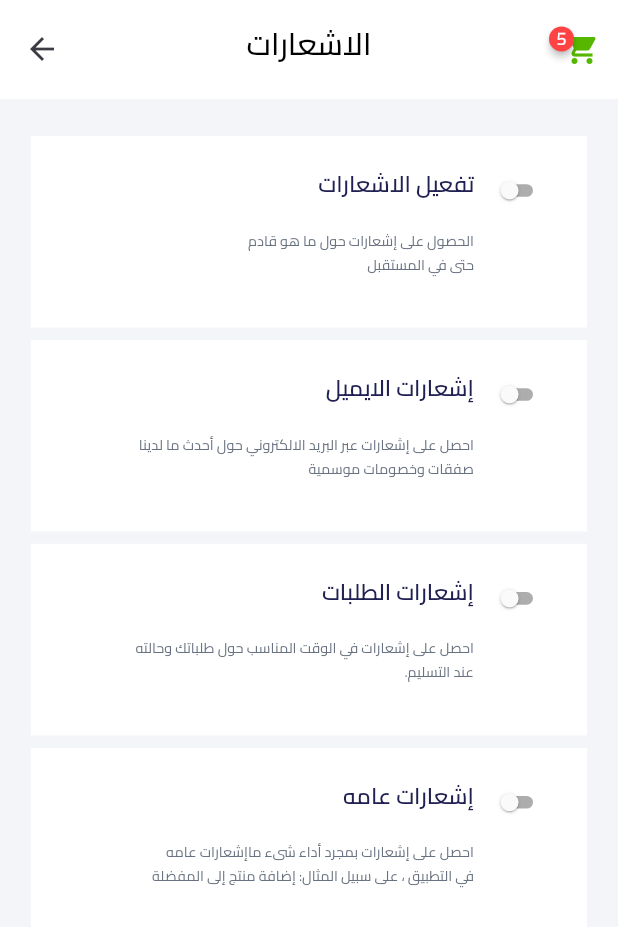
After one commit to seragsabrysakr/hasil, a Flutter app: the NotiFicationScreen screen opened by its route, on a phone screen of 412 x 824 dp. The commit adds this screen. Shown: the top 927 px of the screen. Run offline on Flutter 3.47's test engine with Material 2 defaults, Android fonts, the phone set to English and light mode, and no system bars; drawn by our look-alikes of badges; our stand-ins replace bloc, cached_network_image, dartz, dio, equatable, flash and 14 more; missing offline and left inert: dart:ffi, touch_ripple_effect; accounts and stored records are empty; generated files the repository leaves out were written again; project files that could hold a hidden picture were left out.

Commit message:
notification screen

```diff
--- a/lib/app_routes.dart
+++ b/lib/app_routes.dart
@@ -10,6 +10,7 @@ import 'package:hassel/features/home/presentation/screens/product_details_screen
 import 'package:hassel/features/home/presentation/screens/product_screen.dart';
 import 'package:hassel/features/home/presentation/widgets/product_item.dart';
 import 'package:hassel/features/intro/presentation/screens/intro_screen.dart';
+import 'package:hassel/features/notifications/notification_screen.dart';
 import 'package:hassel/features/onboarding/presentation/screens/onboarding_screen.dart';
 import 'package:hassel/features/profile/presentation/my_addresses/add_address_screen.dart';
 import 'package:hassel/features/profile/presentation/my_addresses/my_addresses_screen.dart';
@@ -39,6 +40,7 @@ class Routes {
   static const String myAdressesRoute = 'MyAdressesScreen';
   static const String addAddresscreen = 'AddAddresscreen';
   static const String myOrdersScreen = 'MyOrdersScreen';
+  static const String notiFicationScreen = 'NotiFicationScreen';
 }
 
 class AppRoutes {
@@ -55,6 +57,9 @@ class AppRoutes {
       case Routes.introScreen:
         return MaterialPageRoute(builder: (context) {
           return const IntroScreen();
+        });case Routes.notiFicationScreen:
+        return MaterialPageRoute(builder: (context) {
+          return const NotiFicationScreen();
         });
       case Routes.welcomeRoute:
         return MaterialPageRoute(builder: (context) {
--- /dev/null
+++ b/lib/features/notifications/notification_screen.dart
@@ -0,0 +1,120 @@
+import 'package:flutter/material.dart';
+import 'package:hassel/app.dart';
+import 'package:hassel/shared/app_utils/app_colors.dart';
+import 'package:hassel/shared/app_utils/app_sized_box.dart';
+import 'package:hassel/shared/app_utils/app_text_style.dart';
+import 'package:hassel/shared/app_widgets/widgets_helper.dart';
+import 'package:sizer/sizer.dart';
+
+class NotiFicationScreen extends StatefulWidget {
+  const NotiFicationScreen({Key? key}) : super(key: key);
+
+  @override
+  State<NotiFicationScreen> createState() => _NotiFicationScreenState();
+}
+
+class _NotiFicationScreenState extends State<NotiFicationScreen> {
+  bool allNotify = false;
+  bool emailNotify = false;
+  bool ordersNotify = false;
+  bool publicNotify = false;
+  @override
+  Widget build(BuildContext context) {
+    return Scaffold(
+      appBar: WidgetsHelper.customAppBar(context, title: App.tr.notifications),
+      body: Column(
+        crossAxisAlignment: CrossAxisAlignment.center,
+        children: [
+          const SizedBox(
+            width: double.infinity,
+          ),
+          AppSizedBox.s3,
+          buildNotificationItem(
+              isSwitch: allNotify,
+              title: App.tr.enableAllNotifications,
+              subTitle1: App.tr.enableAllNotificationsH1,
+              subTitle2: App.tr.enableAllNotificationsH2),
+          buildNotificationItem(
+              isSwitch: emailNotify,
+              title: App.tr.enableMailNotifications,
+              subTitle1: App.tr.enableMailNotificationsH1,
+              subTitle2: App.tr.enableMailNotificationsH2),
+          buildNotificationItem(
+              isSwitch: ordersNotify,
+              title: App.tr.enableOrdersNotifications,
+              subTitle1: App.tr.enableOrdersNotificationsH1,
+              subTitle2: App.tr.enableOrdersNotificationsH2),
+          buildNotificationItem(
+              isSwitch: publicNotify,
+              title: App.tr.enableNotifications,
+              subTitle1: App.tr.enableNotificationsH1,
+              subTitle2: App.tr.enableNotificationsH2),
+        ],
+      ),
+    );
+  }
+
+  Widget buildNotificationItem({
+    bool isSwitch = false,
+    required String title,
+    required String subTitle1,
+    required String subTitle2,
+  }) {
+    return StatefulBuilder(
+      builder: (BuildContext context, setState) {
+        return Padding(
+          padding: EdgeInsets.only(bottom: 1.h),
+          child: Container(
+            height: 31.w,
+            width: 90.w,
+            color: Colors.white,
+            padding: EdgeInsets.symmetric(vertical: 1.5.h),
+            child: Row(
+              crossAxisAlignment: CrossAxisAlignment.start,
+              children: [
+                const Spacer(
+                  flex: 1,
+                ),
+                Column(
+                  crossAxisAlignment: CrossAxisAlignment.end,
+                  children: [
+                    AppSizedBox.s1,
+                    Text(
+                      title,
+                      style: AppTextStyle.getSemiBoldStyle(
+                          color: AppColors.titleColor, fontSize: 11.sp),
+                    ),
+                    AppSizedBox.s2,
+                    Text(
+                      subTitle1,
+                      style:
+                          AppTextStyle.getRegularStyle(color: AppColors.subTitle, fontSize: 7.sp),
+                    ),
+                    Text(
+                      subTitle2,
+                      style:
+                          AppTextStyle.getRegularStyle(color: AppColors.subTitle, fontSize: 7.sp),
+                    ),
+                  ],
+                ),
+                Transform.scale(
+                  scale: .6,
+                  child: Switch.adaptive(
+                      value: isSwitch,
+                      onChanged: (value) {
+                        setState(() {
+                          isSwitch = value;
+                        });
+                      }),
+                ),
+                SizedBox(
+                  width: 4.w,
+                )
+              ],
+            ),
+          ),
+        );
+      },
+    );
+  }
+}
--- a/lib/features/profile/presentation/profile_screen.dart
+++ b/lib/features/profile/presentation/profile_screen.dart
@@ -35,13 +35,12 @@ class _ProfileScreenState extends State<ProfileScreen> {
                   children: [
                     Text(
                       'عبلة كامل',
-                      style: AppTextStyle.getBoldStyle(
-                          color: AppColors.titleColor, fontSize: 15.sp),
+                      style:
+                          AppTextStyle.getBoldStyle(color: AppColors.titleColor, fontSize: 15.sp),
                     ),
                     Text(
                       'Abla.camel@gmail.com',
-                      style: AppTextStyle.getBoldStyle(
-                          color: AppColors.subTitle, fontSize: 10.sp),
+                      style: AppTextStyle.getBoldStyle(color: AppColors.subTitle, fontSize: 10.sp),
                     ),
                   ],
                 ),
@@ -108,8 +107,7 @@ class _ProfileScreenState extends State<ProfileScreen> {
             crossAxisSpacing: 4.w,
             mainAxisSpacing: 3.2.w,
           ),
-          children: List.generate(
-              images.length, (index) => buildProfileWidget(index))),
+          children: List.generate(images.length, (index) => buildProfileWidget(index))),
     );
   }
 
@@ -139,8 +137,7 @@ class _ProfileScreenState extends State<ProfileScreen> {
                 AppSizedBox.s2,
                 Text(
                   titles[index],
-                  style: AppTextStyle.getBoldStyle(
-                      color: AppColors.subTitle, fontSize: 10.sp),
+                  style: AppTextStyle.getBoldStyle(color: AppColors.subTitle, fontSize: 10.sp),
                 ),
               ],
             ),
@@ -181,7 +178,7 @@ List<String> screens = [
   Routes.myAdressesRoute,
   Routes.myInformationRoute,
   Routes.myInformationRoute,
-  Routes.myInformationRoute,
+  Routes.notiFicationScreen,
   Routes.myInformationRoute,
   Routes.myInformationRoute,
 ];
--- a/lib/l10n/app_ar.arb
+++ b/lib/l10n/app_ar.arb
@@ -140,7 +140,7 @@
 "enableMailNotificationsH2":"صفقات وخصومات موسمية",
 "enableOrdersNotifications":"إشعارات الطلبات",
 "enableOrdersNotificationsH1":"احصل على إشعارات في الوقت المناسب حول طلباتك وحالته",
-"enableOrdersNotificationsH1":".عند التسليم",
+"enableOrdersNotificationsH2":".عند التسليم",
 "enableNotifications":"إشعارات عامه",
 "enableNotificationsH1":"احصل على إشعارات بمجرد أداء شىء ماإشعارات عامه",
 "enableNotificationsH2":"في التطبيق ، على سبيل المثال: إضافة منتج إلى المفضلة"
--- a/lib/l10n/app_en.arb
+++ b/lib/l10n/app_en.arb
@@ -139,7 +139,7 @@
 "enableMailNotificationsH2":"صفقات وخصومات موسمية",
 "enableOrdersNotifications":"إشعارات الطلبات",
 "enableOrdersNotificationsH1":"احصل على إشعارات في الوقت المناسب حول طلباتك وحالته",
-"enableOrdersNotificationsH1":".عند التسليم",
+"enableOrdersNotificationsH2":".عند التسليم",
 "enableNotifications":"إشعارات عامه",
 "enableNotificationsH1":"احصل على إشعارات بمجرد أداء شىء ماإشعارات عامه",
 "enableNotificationsH2":"في التطبيق ، على سبيل المثال: إضافة منتج إلى المفضلة"
```
